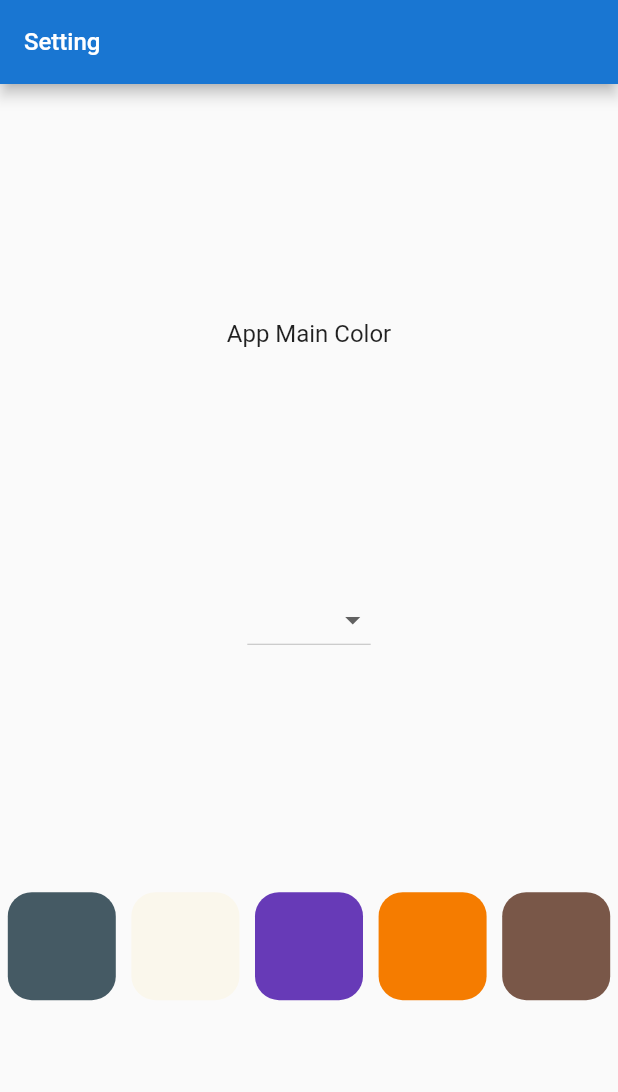
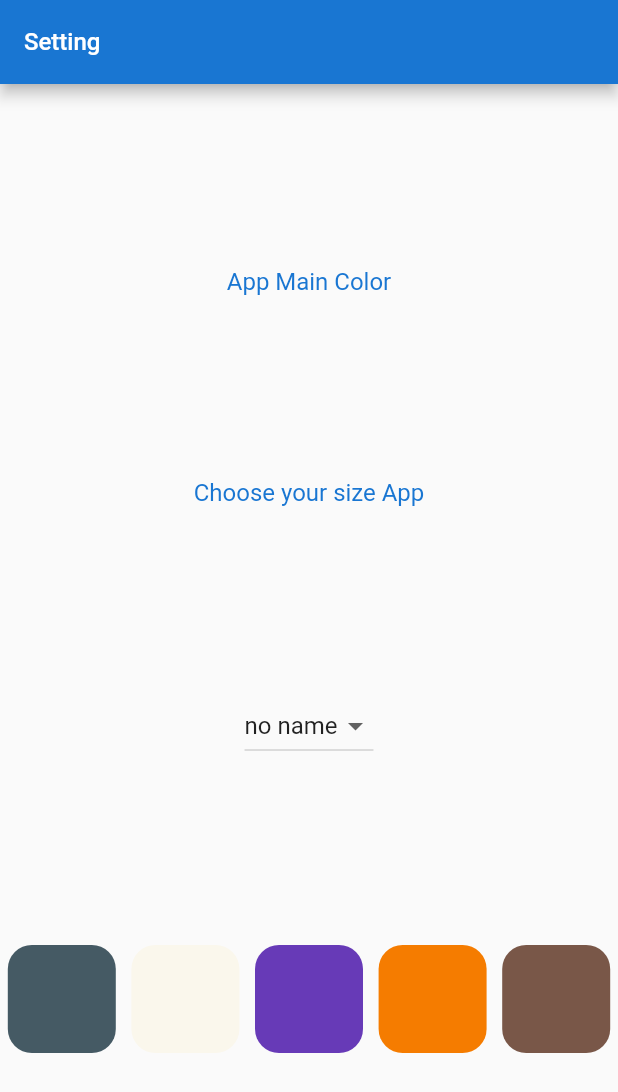
Before and after one commit to brizofode97/persisting_data, a Flutter app: the screen it shows after launch, on a phone screen of 412 x 824 dp. Shown: the top 1092 px of the screen. Run offline on Flutter 3.47's test engine with Material 2 defaults, Android fonts, the phone set to English and light mode, and no system bars; our stand-ins replace shared_preferences.

Commit message:
finish shared_preferences

```diff
--- a/lib/screen/settings.dart
+++ b/lib/screen/settings.dart
@@ -10,8 +10,7 @@ class SettingScreen extends StatefulWidget {
 
 class _SettingScreenState extends State<SettingScreen> {
   int settingColor = 0xFF1976d2;
-  double fontSize = 12;
-  String fontName = 'small';
+  SizeApp settingSize = SizeApp(sizeName: 'small', sizeFont: 12);
   List<int> colors = [
     0xFF455A64,
     0xFFFC107,
@@ -19,24 +18,52 @@ class _SettingScreenState extends State<SettingScreen> {
     0xFFF57C00,
     0xFF795748
   ];
-  late SizeApp firstSize = SizeApp(fontName, fontSize);
-  List<SizeApp> fontSizes = [
-    SizeApp('small', 12),
-    SizeApp('medium', 16),
-    SizeApp('large', 20),
-  ];
+  late List<SizeApp> listFont;
   SPSettings settings = SPSettings();
 
   @override
   void initState() {
+    listFont = [
+      settingSize,
+      SizeApp(sizeName: 'medium', sizeFont: 16),
+      SizeApp(sizeName: 'large', sizeFont: 24)
+    ];
     settings.init().then((value) {
       setState(() {
         settingColor = settings.getColor();
-        fontSize = settings.getFontSize();
-        fontName = settings.getFontName();
+        settingSize = SizeApp(
+            sizeName: settings.getFontName(), sizeFont: settings.getFontSize());
+        listFont = perfectList(settingSize);
       });
     });
     super.initState();
+  }
+
+  List<SizeApp> perfectList(SizeApp chaine) {
+    List<SizeApp> list = [];
+    switch (chaine.sizeName) {
+      case "medium":
+        list = [
+          chaine,
+          SizeApp(sizeName: 'small', sizeFont: 12),
+          SizeApp(sizeName: 'large', sizeFont: 24)
+        ];
+        break;
+      case "large":
+        list = list = [
+          chaine,
+          SizeApp(sizeName: 'small', sizeFont: 12),
+          SizeApp(sizeName: 'medium', sizeFont: 16)
+        ];
+        break;
+      default:
+        list = list = [
+          chaine,
+          SizeApp(sizeName: 'medium', sizeFont: 16),
+          SizeApp(sizeName: 'large', sizeFont: 24)
+        ];
+    }
+    return list;
   }
 
   @override
@@ -45,7 +72,9 @@ class _SettingScreenState extends State<SettingScreen> {
         appBar: AppBar(
           title: Text(
             'Setting',
-            style: TextStyle(fontSize: fontSize),
+            style: TextStyle(
+              fontSize: settingSize.sizeFont,
+            ),
           ),
           backgroundColor: Color(settingColor),
         ),
@@ -54,20 +83,26 @@ class _SettingScreenState extends State<SettingScreen> {
           children: [
             Text(
               "App Main Color",
-              style: TextStyle(fontSize: fontSize),
+              style: TextStyle(
+                  fontSize: settingSize.sizeFont, color: Color(settingColor)),
+            ),
+            Text(
+              'Choose your size App',
+              style: TextStyle(
+                  fontSize: settingSize.sizeFont, color: Color(settingColor)),
             ),
             DropdownButton<SizeApp>(
-              items: fontSizes.map((value) {
-                //fontSizes.reversed;
+              value: settingSize,
+              items: listFont.map((value) {
                 return DropdownMenuItem<SizeApp>(
-                    value: value, child: Text(value.sizeName));
+                  value: value,
+                  child: Text(value.sizeName),
+                );
               }).toList(),
-              value: firstSize,
               onChanged: (value) {
                 setState(() {
-                  firstSize = value!;
+                  setFont(value!);
                 });
-                setSize(firstSize);
               },
             ),
             Row(
@@ -106,13 +141,10 @@ class _SettingScreenState extends State<SettingScreen> {
     });
   }
 
-  void setSize(SizeApp size) {
-    setState(() {
-      fontSize = size.sizeValue;
-      settings.setFontSize(size.sizeValue);
-      fontName = size.sizeName;
-      settings.setFontName(size.sizeName);
-    });
+  void setFont(SizeApp size) {
+    settingSize = size;
+    settings.setFontName(size.sizeName);
+    settings.setFontSize(size.sizeFont);
   }
 }
 
@@ -135,8 +167,8 @@ class SquareColor extends StatelessWidget {
 }
 
 class SizeApp {
-  final String sizeName;
-  final double sizeValue;
+  String sizeName;
+  double sizeFont;
 
-  SizeApp(this.sizeName, this.sizeValue);
+  SizeApp({required this.sizeName, required this.sizeFont});
 }
```
